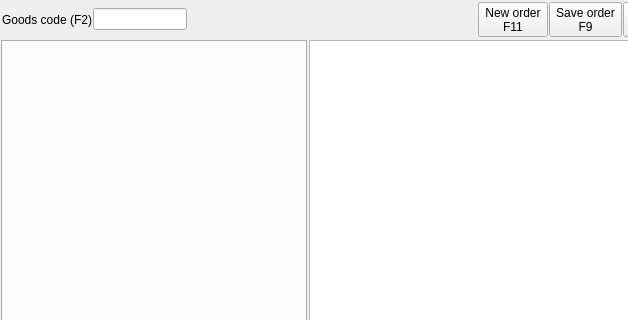
This is Shop/working.ui in End1-1/Cafe5 as Qt 5 draws it before an edit; both pictures show x 0 to 628 and y 0 to 320 of the 910 by 681 pixel window. The edited form follows.
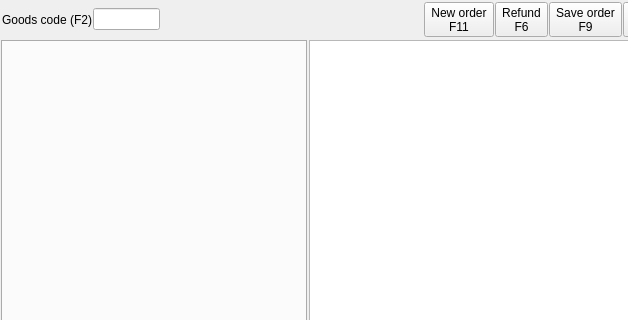
This is the edited form. Icons and pictures are not drawn.

The edit to the form file:
```diff
--- a/Shop/working.ui
+++ b/Shop/working.ui
@@ -169,6 +169,33 @@
         </property>
        </widget>
       </item>
+      <item>
+       <widget class="QToolButton" name="btnRefund">
+        <property name="focusPolicy">
+         <enum>Qt::ClickFocus</enum>
+        </property>
+        <property name="text">
+         <string>Refund
+F6</string>
+        </property>
+        <property name="icon">
+         <iconset resource="../resources/res.qrc">
+          <normaloff>:/other.png</normaloff>:/other.png</iconset>
+        </property>
+        <property name="iconSize">
+         <size>
+          <width>32</width>
+          <height>32</height>
+         </size>
+        </property>
+        <property name="shortcut">
+         <string>F11</string>
+        </property>
+        <property name="toolButtonStyle">
+         <enum>Qt::ToolButtonTextUnderIcon</enum>
+        </property>
+       </widget>
+      </item>
       <item>
        <widget class="QToolButton" name="btnSaveOrderNoTax">
         <property name="focusPolicy">
```
